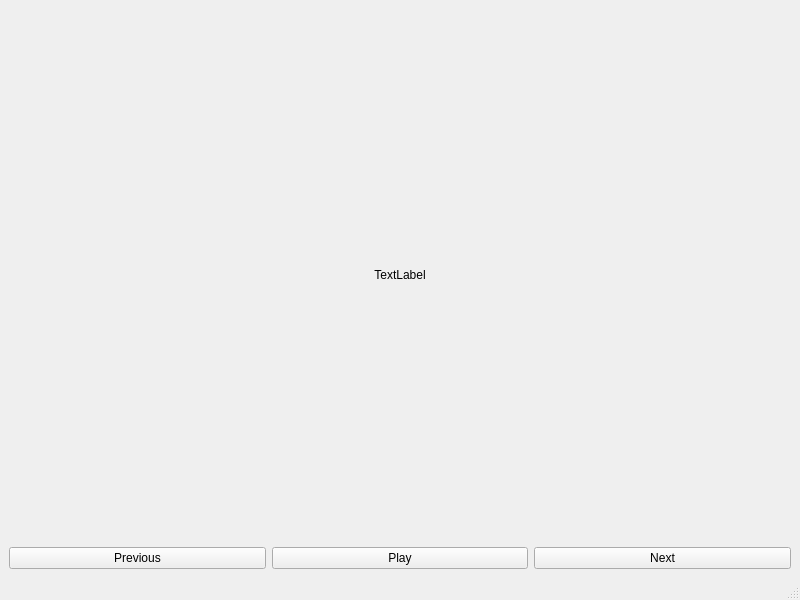
Before: the Qt Designer form render/qt/main_window.ui in EricBotter/audiPi, drawn with Qt 5.
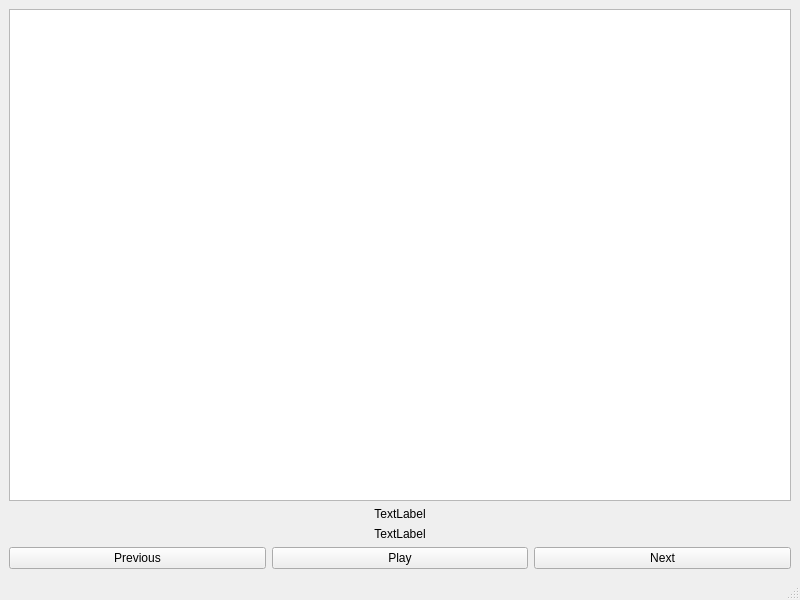
After: the same form once the commit is applied. Icons and pictures are not drawn.

What changed in the file:
```diff
--- a/render/qt/main_window.ui
+++ b/render/qt/main_window.ui
@@ -18,7 +18,20 @@
     <item>
      <layout class="QVBoxLayout" name="verticalLayout">
       <item>
-       <widget class="QLabel" name="label">
+       <widget class="QListWidget" name="playlistWidget"/>
+      </item>
+      <item>
+       <widget class="QLabel" name="statusLabel">
+        <property name="text">
+         <string>TextLabel</string>
+        </property>
+        <property name="alignment">
+         <set>Qt::AlignmentFlag::AlignCenter</set>
+        </property>
+       </widget>
+      </item>
+      <item>
+       <widget class="QLabel" name="trackLabel">
         <property name="text">
          <string>TextLabel</string>
         </property>
```
